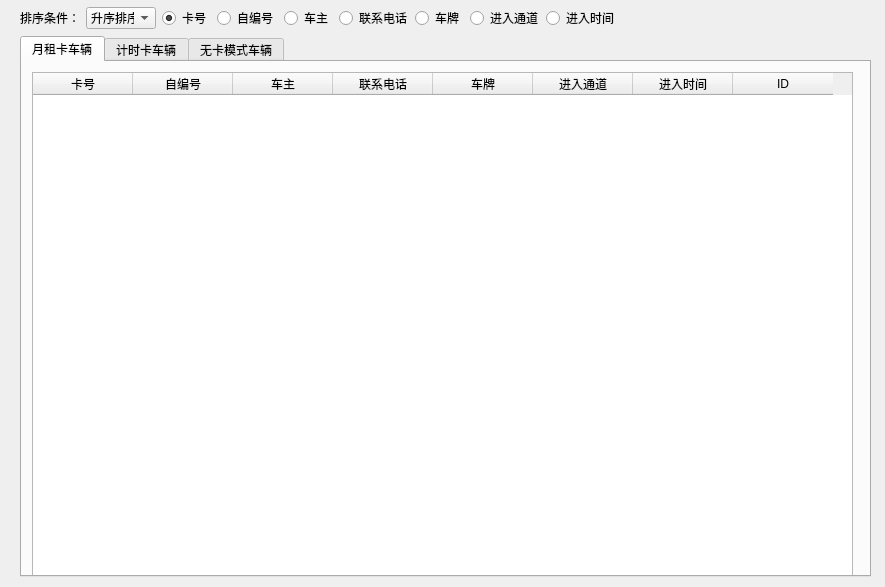
Qt form Dialog/dlgstaying.ui (jjzhang166/ParkCode) before a commit.
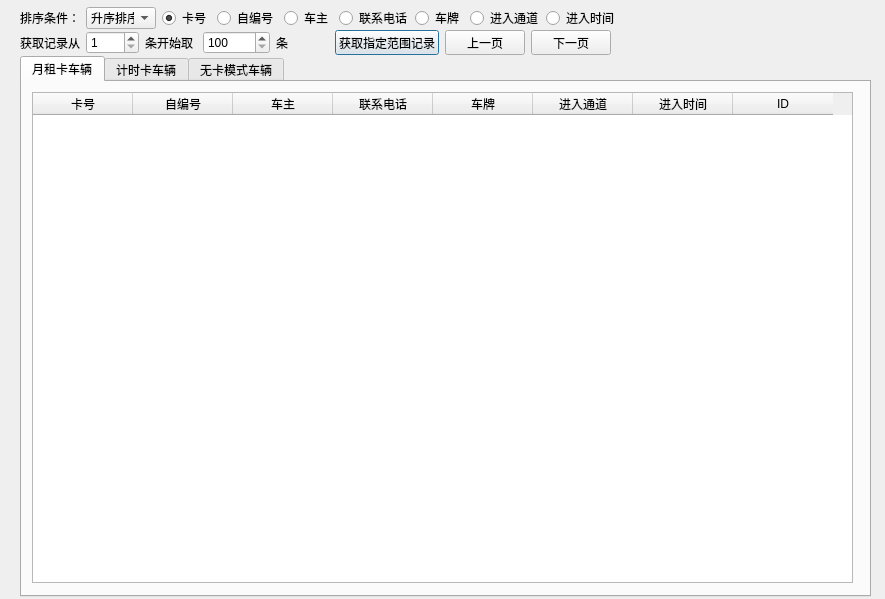
The same form after that commit.

Patch:
```diff
--- a/Dialog/dlgstaying.ui
+++ b/Dialog/dlgstaying.ui
@@ -7,7 +7,7 @@
     <x>0</x>
     <y>0</y>
     <width>885</width>
-    <height>587</height>
+    <height>599</height>
    </rect>
   </property>
   <property name="windowTitle">
@@ -17,7 +17,7 @@
    <property name="geometry">
     <rect>
      <x>20</x>
-     <y>36</y>
+     <y>56</y>
      <width>851</width>
      <height>541</height>
     </rect>
@@ -38,7 +38,7 @@
        <x>10</x>
        <y>10</y>
        <width>821</width>
-       <height>511</height>
+       <height>491</height>
       </rect>
      </property>
      <property name="contextMenuPolicy">
@@ -286,6 +286,77 @@
     </item>
    </layout>
   </widget>
+  <widget class="QWidget" name="layoutWidget">
+   <property name="geometry">
+    <rect>
+     <x>20</x>
+     <y>30</y>
+     <width>591</width>
+     <height>25</height>
+    </rect>
+   </property>
+   <layout class="QHBoxLayout" name="horizontalLayout_2">
+    <item>
+     <widget class="QLabel" name="label_2">
+      <property name="text">
+       <string>获取记录从</string>
+      </property>
+     </widget>
+    </item>
+    <item>
+     <widget class="QSpinBox" name="sbStart">
+      <property name="minimum">
+       <number>1</number>
+      </property>
+     </widget>
+    </item>
+    <item>
+     <widget class="QLabel" name="label_3">
+      <property name="text">
+       <string>条开始取</string>
+      </property>
+     </widget>
+    </item>
+    <item>
+     <widget class="QSpinBox" name="sbEnd">
+      <property name="minimum">
+       <number>100</number>
+      </property>
+      <property name="maximum">
+       <number>999999</number>
+      </property>
+     </widget>
+    </item>
+    <item>
+     <widget class="QLabel" name="label_4">
+      <property name="text">
+       <string>条</string>
+      </property>
+     </widget>
+    </item>
+    <item>
+     <widget class="QPushButton" name="btnRange">
+      <property name="text">
+       <string>获取指定范围记录</string>
+      </property>
+     </widget>
+    </item>
+    <item>
+     <widget class="QPushButton" name="btnPrePage">
+      <property name="text">
+       <string>上一页</string>
+      </property>
+     </widget>
+    </item>
+    <item>
+     <widget class="QPushButton" name="btnNextPage">
+      <property name="text">
+       <string>下一页</string>
+      </property>
+     </widget>
+    </item>
+   </layout>
+  </widget>
  </widget>
  <resources/>
  <connections/>
```
Left out of the diff: 4 changed lines with no effect on the pictures.
